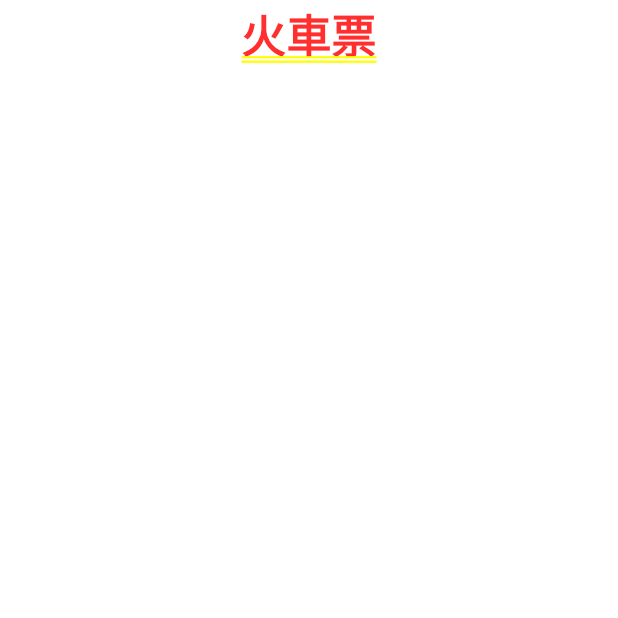
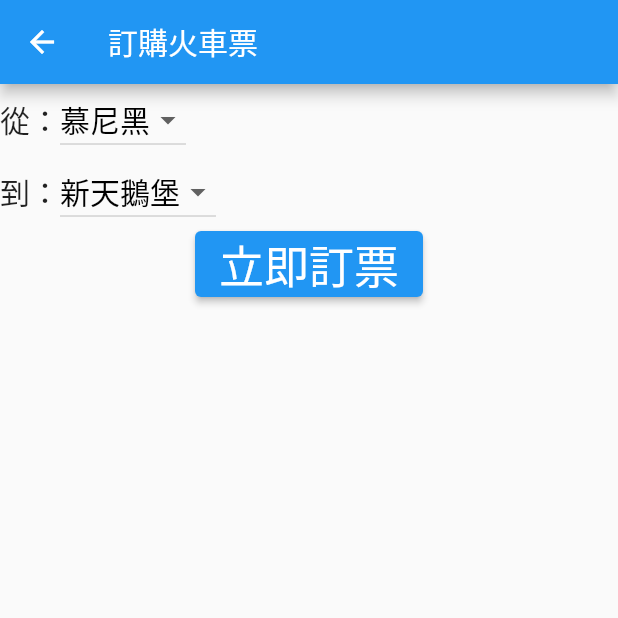
Before and after one commit to az198071123/bts-trip-app, a Flutter app: the screen it shows after launch, after a tap on "前往火車訂票", on a phone screen of 412 x 824 dp, the top half of it. Run offline on Flutter 3.47's test engine with Material 2 defaults, Android fonts, the phone set to English and light mode, and no system bars.

Commit message:
modify train page

```diff
--- a/lib/pages/train_page.dart
+++ b/lib/pages/train_page.dart
@@ -1,23 +1,74 @@
 import 'package:flutter/material.dart';
 import 'package:url_launcher/url_launcher.dart';
 
-
 class TrainPage extends StatefulWidget {
-
   @override
   State<TrainPage> createState() => _TrainPageState();
 }
 
 class _TrainPageState extends State<TrainPage> {
+  String? from = 'munich';
+  String? to = 'neuschwanstein';
+
   @override
   Widget build(BuildContext context) {
-    return Container(
-      child: Column(
+    return Scaffold(
+      appBar: AppBar(
+        title: Text('訂購火車票'),
+      ),
+      body: Column(
         children: [
-          const Text(
-            '火車票',
-            style: TextStyle(fontSize: 30.0),
+          Row(
+            children: [
+              Text('從：', style: TextStyle(fontSize: 20.0),),
+              DropdownButton(
+                style: const TextStyle(fontSize: 20.0, color: Colors.black),
+                value: from,
+                items: const [
+                  DropdownMenuItem(value: 'munich', child: Text('慕尼黑')),
+                ],
+                onChanged: (String? value) {
+                  if (value == null) return;
+                  setState(() {
+                    from = value;
+                  });
+                },
+              ),
+            ],
           ),
+          Row(
+            children: [
+              Text('到：', style: TextStyle(fontSize: 20.0),),
+              DropdownButton(
+                style: const TextStyle(fontSize: 20.0, color: Colors.black),
+                value: to,
+                items: const [
+                  DropdownMenuItem(value: 'neuschwanstein', child: Text('新天鵝堡')),
+                ],
+                onChanged: (String? value) {
+                  if (value == null) return;
+                  setState(() {
+                    to = value;
+                  });
+                },
+              ),
+            ],
+          ),
+          ElevatedButton(
+            onPressed: () async {
+              final Uri _url =
+                  Uri.parse('https://buy.stripe.com/test_7sIeXHcn42sEcG48ww');
+              if (!await launchUrl(_url)) {
+                throw 'Could not launch $_url';
+              }
+            },
+            child: const Text(
+              '立即訂票',
+              style: TextStyle(
+                fontSize: 30.0,
+              ),
+            ),
+          )
         ],
       ),
     );
```
